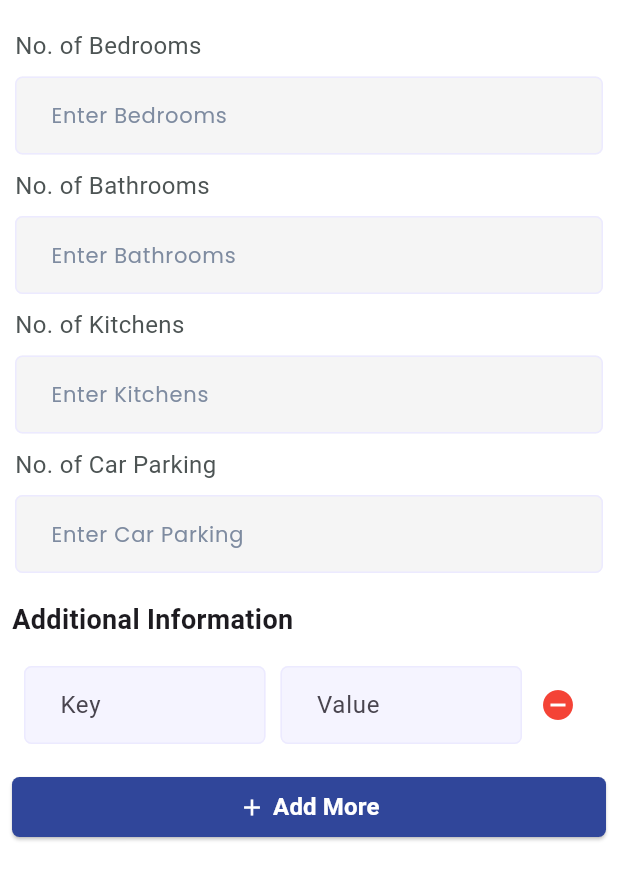
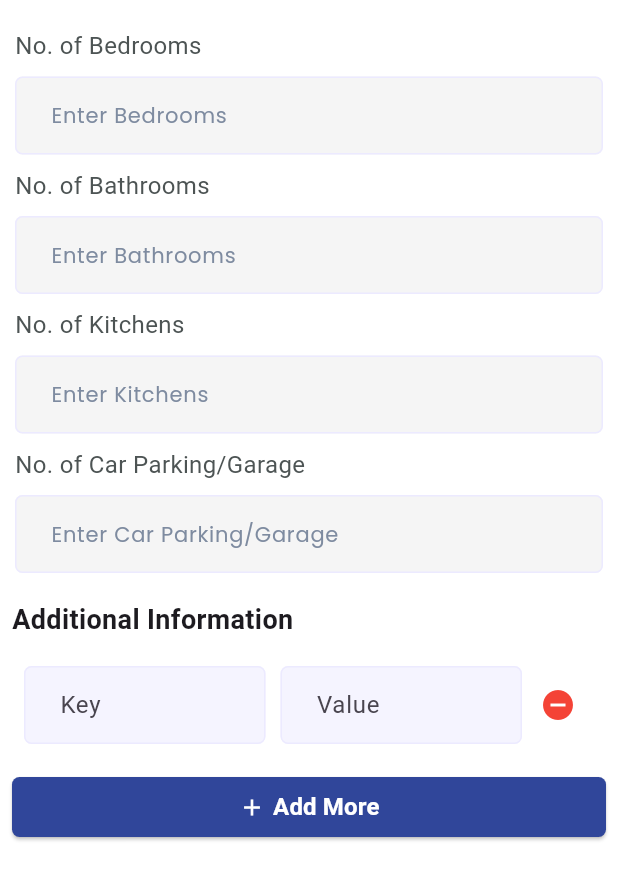
Before and after one commit to yash1711v/ZingCity, a Flutter app: the Screen3 screen opened directly, on a phone screen of 412 x 824 dp. Shown: the top 880 px of the screen. Run offline on Flutter 3.47's test engine with Material 3 defaults, Android fonts, the phone set to English and light mode, and no system bars; our stand-ins replace bloc, cached_network_image, carousel_slider, chips_choice, dartz, dio and 22 more; missing offline and left inert: bottom_bar, flutter_font_awesome_web_names, flutter_timer_countdown; accounts and stored records are empty; network calls fail; Roboto replaces fonts that are missing (Manrope); project files that could hold a hidden picture were left out.

Commit message:
refactor: 13-02-2025

```diff
--- a/lib/data/data_provider/remote_data_source.dart
+++ b/lib/data/data_provider/remote_data_source.dart
@@ -1098,7 +1098,7 @@ class RemoteDataSourceImp extends RemoteDataSource {
     }
     for (int i = 0; i < data.sliderImages.length; i++) {
       final element = data.sliderImages[i];
-      if (element.path.isNotEmpty && !element.path.contains('https://')) {
+      if (element.path.isNotEmpty && !element.path.contains('uploads/')) {
         final file = await http.MultipartFile.fromPath(
             'slider_images[]', element.path);
         request.files.add(file);
--- a/lib/logic/repository/property_repository.dart
+++ b/lib/logic/repository/property_repository.dart
@@ -219,7 +219,6 @@ class PropertyRepositoryImp extends PropertyRepository {
       final result = await remoteDataSource.getMyProperties();
      List<dynamic> values = result['data'];
      // log('Data === >: $values');
-
      // values.forEach((element) {
      //   debugPrint('value === >: $element');
      //
--- a/lib/presentation/screens/property_create/add_screen3.dart
+++ b/lib/presentation/screens/property_create/add_screen3.dart
@@ -13,6 +13,7 @@ class Screen3 extends StatefulWidget {
 class _Screen3State extends State<Screen3> {
   List<String> titles = [];
   List<String> images = [];
+  String bedRooms = "";
 
   TextEditingController _bedrooms = TextEditingController();
   TextEditingController _bathrooms = TextEditingController();
@@ -38,6 +39,7 @@ class _Screen3State extends State<Screen3> {
     context.read<AddPropertyCubit>().state.staticInfo?.roomType?.forEach((element) {
       if(context.read<AddPropertyCubit>().state.roomTypeId == element.id.toString()){
         _bedrooms.text = element.name.toString().replaceAll("BHK", "").replaceAll("& MORE", "");
+        bedRooms = element.name.toString().replaceAll("BHK", "").replaceAll("& MORE", "");
         // _bedrooms.text = element.name.toString().replaceAll("& MORE", "");
         context.read<AddPropertyCubit>().changeTotalBedroom(element.name.toString());
       }
@@ -47,7 +49,7 @@ class _Screen3State extends State<Screen3> {
       "No. of Bathrooms",
       // "No. of Balconies",
       "No. of Kitchens",
-      "No. of Car Parking",
+      "No. of Car Parking/Garage",
       // "No. of Floors",
       // "Front Road Width"
     ];
@@ -163,7 +165,7 @@ class _Screen3State extends State<Screen3> {
                                 const EdgeInsets.symmetric(horizontal: 10.0),
                             child: TextField(
 
-                              readOnly:  index == 0 && (context.read<AddPropertyCubit>().state.roomTypeId ?? "").isNotEmpty && int.parse(_bedrooms.text) != 6,
+                              readOnly:  index == 0 && (context.read<AddPropertyCubit>().state.roomTypeId ?? "").isNotEmpty && int.parse(bedRooms) != 6,
                               inputFormatters: [
                                 FilteringTextInputFormatter.allow(RegExp(r'[0-9]'))
                               ],
--- a/lib/presentation/screens/property_create/add_scren1.dart
+++ b/lib/presentation/screens/property_create/add_scren1.dart
@@ -50,12 +50,16 @@ class _ScreenOneState extends State<ScreenOne> {
       child: Text("Plot/Land"),
     ),
   ];
+
+
+
 @override
   void initState() {
     // TODO: implement initState
     super.initState();
+  }
 
-  }
+
   @override
   Widget build(BuildContext context) {
     return BlocBuilder<AddPropertyCubit, AddPropertyModel>(
```
